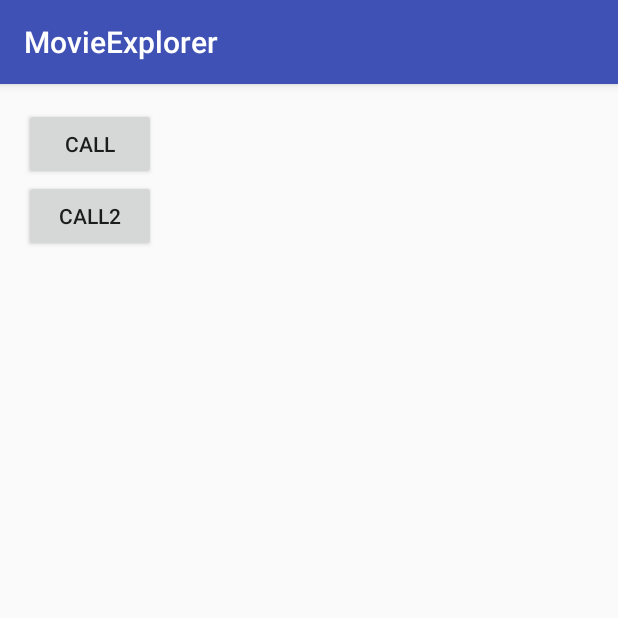
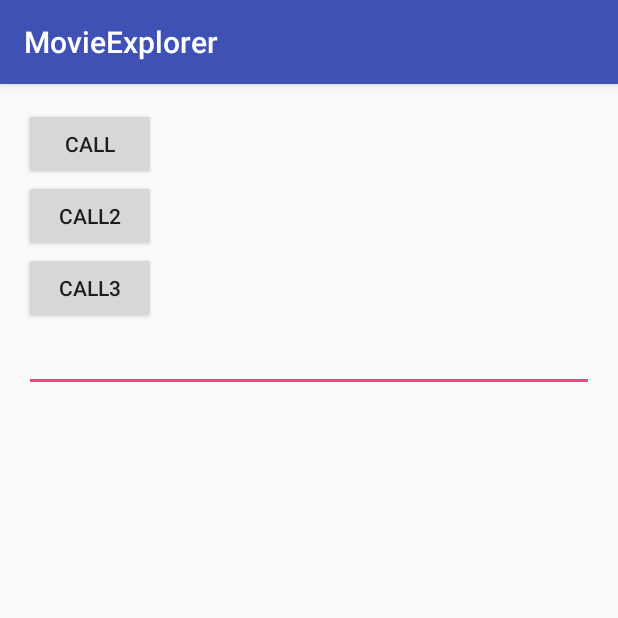
Before and after one commit to SteveQQ/MovieExplorer, an Android app: the screen it shows after launch (MainActivity), on a phone screen of 412 x 824 dp, the top half of it. Run offline under Robolectric (Android 15) with nearby library versions, the phone set to English and light mode, and no system bars; our stand-ins replace ButterKnife.

```diff
--- a/app/src/main/java/com/steveq/movieexplorer/api/TmdbAPI.java
+++ b/app/src/main/java/com/steveq/movieexplorer/api/TmdbAPI.java
@@ -1,6 +1,7 @@
 package com.steveq.movieexplorer.api;
 
 
+import com.steveq.movieexplorer.model.KeywordsOutput;
 import com.steveq.movieexplorer.model.MoviesOutput;
 
 import java.util.Map;
@@ -18,4 +19,10 @@ public interface TmdbAPI {
 
     @GET("discover/movie")
     Call<MoviesOutput> getPopularMovies(@QueryMap Map<String, String> params);
+
+    @GET("discover/movie")
+    Call<MoviesOutput> getFilteredMovies(@QueryMap Map<String, String> params);
+
+    @GET("search/keyword")
+    Call<KeywordsOutput> getAvailableKeywords(@Query("query") String query);
 }
--- a/app/src/main/res/layout/activity_main.xml
+++ b/app/src/main/res/layout/activity_main.xml
@@ -23,4 +23,18 @@
         android:layout_width="wrap_content"
         android:layout_height="wrap_content"
         android:text="CALL2"/>
+
+    <Button
+        android:id="@+id/call3Button"
+        android:layout_below="@+id/call2Button"
+        android:layout_width="wrap_content"
+        android:layout_height="wrap_content"
+        android:text="CALL3"/>
+
+    <AutoCompleteTextView
+        android:id="@+id/keywordsEditText"
+        android:layout_width="match_parent"
+        android:layout_height="wrap_content"
+        android:layout_below="@+id/call3Button"
+        android:completionThreshold="2"/>
 </RelativeLayout>
```
Also changed, not shown: app/src/main/java/com/steveq/movieexplorer/api/KeywordsCallback.java (added, +38 -0 lines), app/src/main/java/com/steveq/movieexplorer/api/MoviesCallback.java (added, +34 -0 lines), app/src/main/java/com/steveq/movieexplorer/api/TmdbManager.java (+34 -13 lines), app/src/main/java/com/steveq/movieexplorer/model/Genre.java (+8 -0 lines), app/src/main/java/com/steveq/movieexplorer/model/Keyword.java (added, +23 -0 lines), app/src/main/java/com/steveq/movieexplorer/model/KeywordsOutput.java (added, +17 -0 lines), app/src/main/java/com/steveq/movieexplorer/ui/activities/MainActivity.java (+29 -0 lines).
